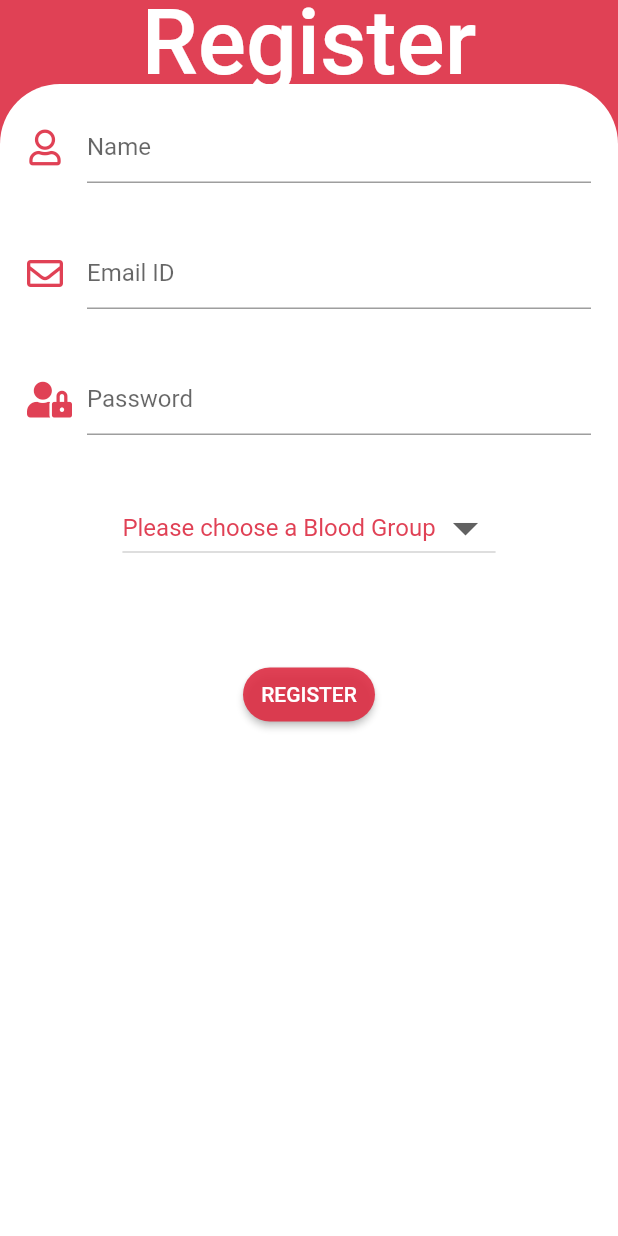
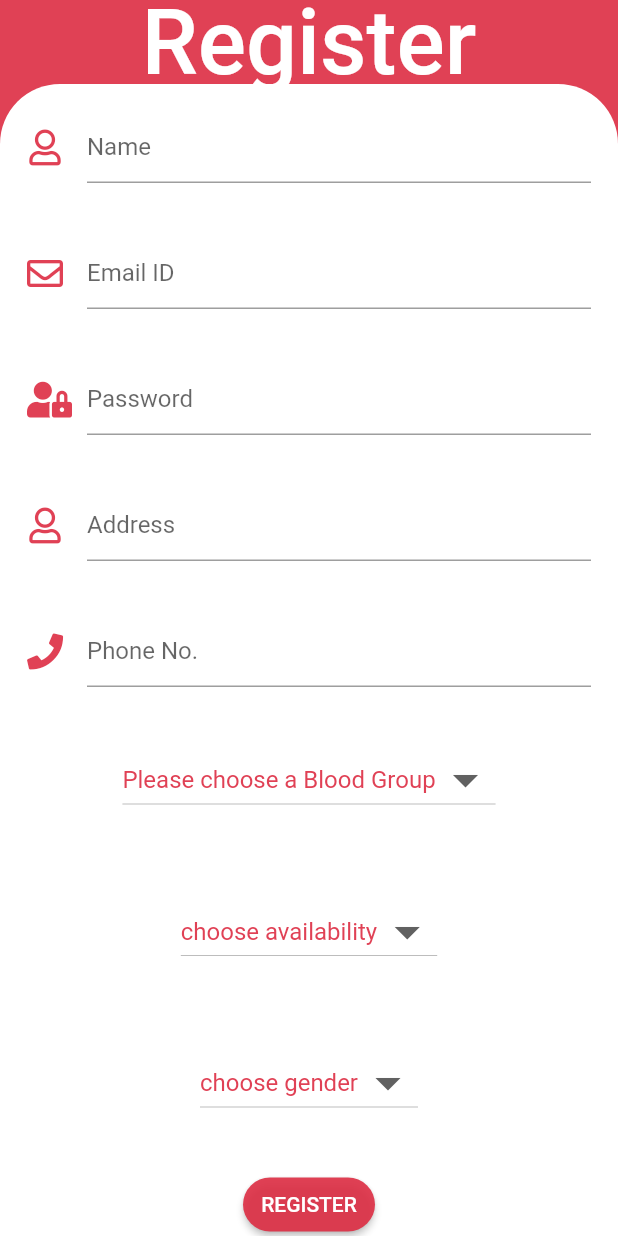
Before and after one commit to mahakmandlecha/Plasma-Donor-Connector-System, a Flutter app: the RegisterPage screen opened directly with empty values, on a phone screen of 412 x 824 dp. Run offline on Flutter 3.47's test engine with Material 2 defaults, Android fonts, the phone set to English and light mode, and no system bars; our stand-ins replace cloud_firestore, firebase_auth, flutter_spinkit, font_awesome_flutter, google_maps_flutter, shared_preferences; accounts and stored records are empty; network calls fail; Roboto replaces fonts that are missing (GoogleSans, SouthernAire).

```diff
--- a/plasma_donor/lib/views/Register.dart
+++ b/plasma_donor/lib/views/Register.dart
@@ -6,7 +6,8 @@ import 'package:font_awesome_flutter/font_awesome_flutter.dart';
 //
 
 import 'package:plasma_donor/utils/customDialogs.dart';
-import './home.dart';
+
+import 'homepage.dart';
 
 class RegisterPage extends StatefulWidget {
   final FirebaseAuth appAuth;
@@ -19,10 +20,19 @@ class _RegisterPageState extends State<RegisterPage> {
   final formkey = new GlobalKey<FormState>();
   String _email;
   String _password;
+  String _phoneNumber;
+  String _address;
   String _name;
+  List<String> _availability = ['Yes', 'No'];
+  String _availabilitySelected = '';
+  List<String> _gender = ['Male', 'Female'];
+  String _genderSelected = '';
+
+  bool _availabilityCategorySelected = false;
   List<String> _bloodGroup = ['A+', 'A-', 'B+', 'B-', 'O+', 'O-', 'AB+', 'AB-'];
-  String _selected = '';
+  String _bloodGroupSelected = '';
   bool _categorySelected = false;
+  bool _genderCategorySelected = false;
   bool isLoggedIn() {
     if (FirebaseAuth.instance.currentUser() != null) {
       return true;
@@ -69,7 +79,11 @@ class _RegisterPageState extends State<RegisterPage> {
           'uid': user.uid,
           'name': _name,
           'email': _email,
-          'bloodgroup': _selected,
+          'bloodgroup': _bloodGroupSelected,
+          'availability': _availabilitySelected,
+          'mobile-number': _phoneNumber,
+          'address': _address,
+          'gender': _genderSelected,
         };
         addData(UserDetails).then((result) {
           print("User Added");
@@ -188,6 +202,38 @@ class _RegisterPageState extends State<RegisterPage> {
                           onSaved: (value) => _password = value,
                         ),
                       ),
+                      Padding(
+                        padding: const EdgeInsets.all(18.0),
+                        child: TextFormField(
+                          decoration: InputDecoration(
+                            hintText: 'Address',
+                            icon: Icon(
+                              FontAwesomeIcons.user,
+                              color: Color.fromARGB(1000, 221, 46, 68),
+                            ),
+                          ),
+                          validator: (value) => value.isEmpty
+                              ? "Address field can't be empty"
+                              : null,
+                          onSaved: (value) => _address = value,
+                        ),
+                      ),
+                      Padding(
+                        padding: const EdgeInsets.all(18.0),
+                        child: TextFormField(
+                          keyboardType: TextInputType.phone,
+                          decoration: InputDecoration(
+                            hintText: 'Phone No.',
+                            icon: Icon(
+                              FontAwesomeIcons.phone,
+                              color: Color.fromARGB(1000, 221, 46, 68),
+                            ),
+                          ),
+                          validator: (value) =>
+                              value.isEmpty ? "Phone no. can't be empty" : null,
+                          onSaved: (value) => _phoneNumber = value,
+                        ),
+                      ),
                       Container(
                         child: Column(
                           children: <Widget>[
@@ -209,7 +255,7 @@ class _RegisterPageState extends State<RegisterPage> {
                                 }).toList(),
                                 onChanged: (newValue) {
                                   setState(() {
-                                    _selected = newValue;
+                                    _bloodGroupSelected = newValue;
                                     this._categorySelected = true;
                                   });
                                 },
@@ -219,7 +265,7 @@ class _RegisterPageState extends State<RegisterPage> {
                               height: 10.0,
                             ),
                             Text(
-                              _selected,
+                              _bloodGroupSelected,
                               style: TextStyle(
                                 fontWeight: FontWeight.bold,
                                 fontSize: 20.0,
@@ -229,8 +275,87 @@ class _RegisterPageState extends State<RegisterPage> {
                           ],
                         ),
                       ),
-                      SizedBox(
-                        height: 30.0,
+                      Container(
+                        child: Column(
+                          children: <Widget>[
+                            Container(
+                              padding: EdgeInsets.only(top: 20.0),
+                              child: DropdownButton(
+                                hint: Text(
+                                  'choose availability',
+                                  style: TextStyle(
+                                    color: Color.fromARGB(1000, 221, 46, 68),
+                                  ),
+                                ),
+                                iconSize: 40.0,
+                                items: _availability.map((val) {
+                                  return new DropdownMenuItem<String>(
+                                    value: val,
+                                    child: new Text(val),
+                                  );
+                                }).toList(),
+                                onChanged: (newValue) {
+                                  setState(() {
+                                    _availabilitySelected = newValue;
+                                    this._availabilityCategorySelected = true;
+                                  });
+                                },
+                              ),
+                            ),
+                            SizedBox(
+                              height: 10.0,
+                            ),
+                            Text(
+                              _availabilitySelected,
+                              style: TextStyle(
+                                fontWeight: FontWeight.bold,
+                                fontSize: 20.0,
+                                color: Color.fromARGB(1000, 221, 46, 68),
+                              ),
+                            ),
+                          ],
+                        ),
+                      ),
+                      Container(
+                        child: Column(
+                          children: <Widget>[
+                            Container(
+                              padding: EdgeInsets.only(top: 20.0),
+                              child: DropdownButton(
+                                hint: Text(
+                                  'choose gender',
+                                  style: TextStyle(
+                                    color: Color.fromARGB(1000, 221, 46, 68),
+                                  ),
+                                ),
+                                iconSize: 40.0,
+                                items: _gender.map((val) {
+                                  return new DropdownMenuItem<String>(
+                                    value: val,
+                                    child: new Text(val),
+                                  );
+                                }).toList(),
+                                onChanged: (newValue) {
+                                  setState(() {
+                                    _genderSelected = newValue;
+                                    this._genderCategorySelected = true;
+                                  });
+                                },
+                              ),
+                            ),
+                            SizedBox(
+                              height: 10.0,
+                            ),
+                            Text(
+                              _genderSelected,
+                              style: TextStyle(
+                                fontWeight: FontWeight.bold,
+                                fontSize: 20.0,
+                                color: Color.fromARGB(1000, 221, 46, 68),
+                              ),
+                            ),
+                          ],
+                        ),
                       ),
                       RaisedButton(
                         onPressed: () => validate_submit(context),
--- a/plasma_donor/pubspec.yaml
+++ b/plasma_donor/pubspec.yaml
@@ -32,8 +32,9 @@ dependencies:
   random_string: ^2.0.1
   flutter_slidable:
   flutter_spinkit: ^4.1.2+1
-  font_awesome_flutter: ^8.5.0
-  cupertino_icons: ^0.1.3
+  cupertino_icons: ^1.0.0
+  google_maps_flutter: ^1.0.5
+  font_awesome_flutter: ^8.10.0
 
   # The following adds the Cupertino Icons font to your application.
   # Use with the CupertinoIcons class for iOS style icons.
```
Also changed, not shown: plasma_donor/lib/views/homepage.dart (added, +327 -0 lines), plasma_donor/lib/views/register.dart (+9 -13 lines), plasma_donor/pubspec.lock, 1 other file.
